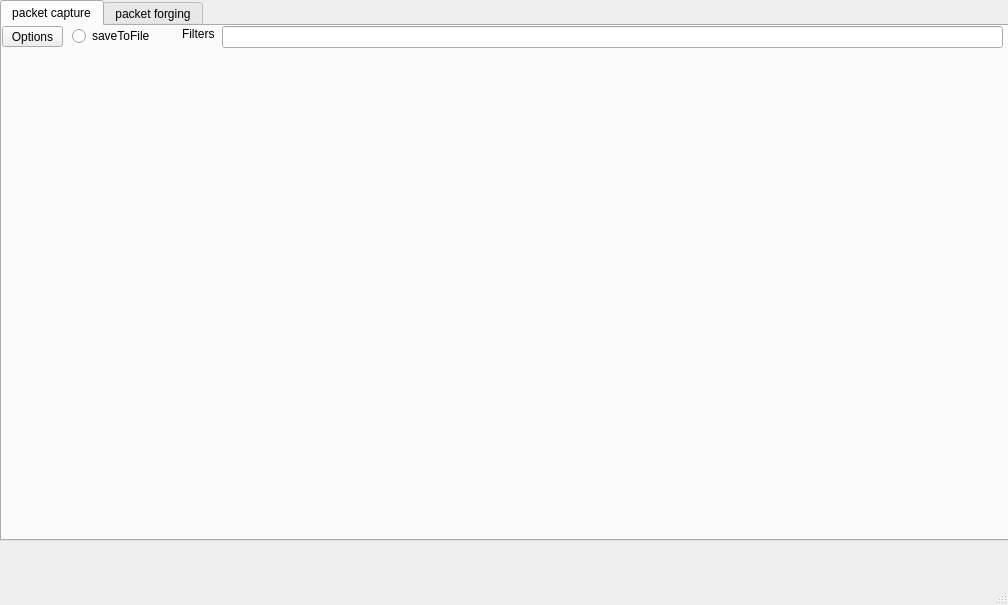
Qt form NETSEC-1/mainwindow.ui (solimy/NETSEC-1) before a commit.
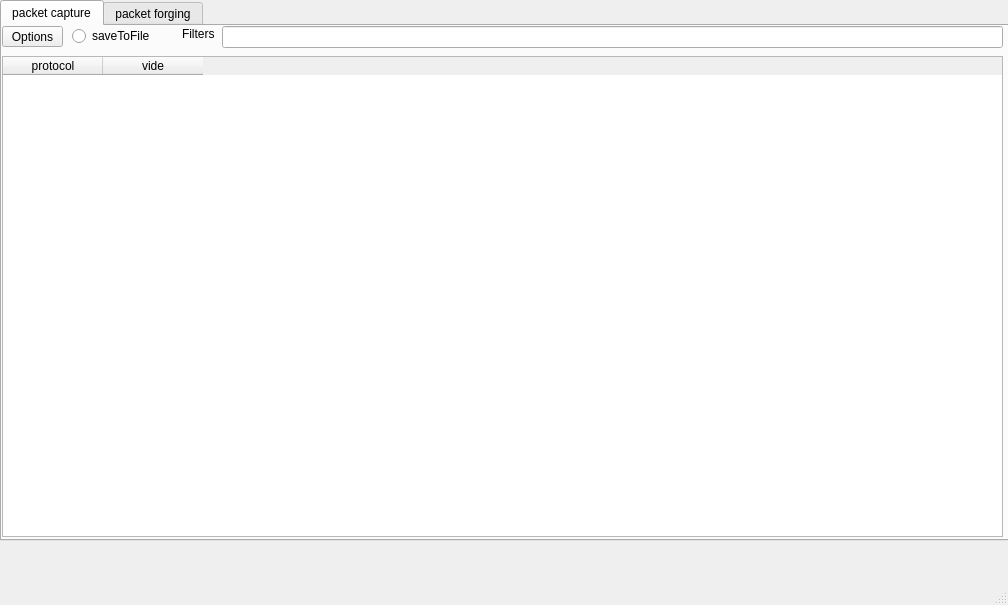
The same form after that commit.

```diff
--- a/NETSEC-1/mainwindow.ui
+++ b/NETSEC-1/mainwindow.ui
@@ -82,6 +82,26 @@
        <string>saveToFile</string>
       </property>
      </widget>
+     <widget class="QTableWidget" name="tableWidget">
+      <property name="geometry">
+       <rect>
+        <x>0</x>
+        <y>30</y>
+        <width>1001</width>
+        <height>481</height>
+       </rect>
+      </property>
+      <column>
+       <property name="text">
+        <string>protocol</string>
+       </property>
+      </column>
+      <column>
+       <property name="text">
+        <string>vide</string>
+       </property>
+      </column>
+     </widget>
     </widget>
     <widget class="QWidget" name="tab_2">
      <attribute name="title">
```
